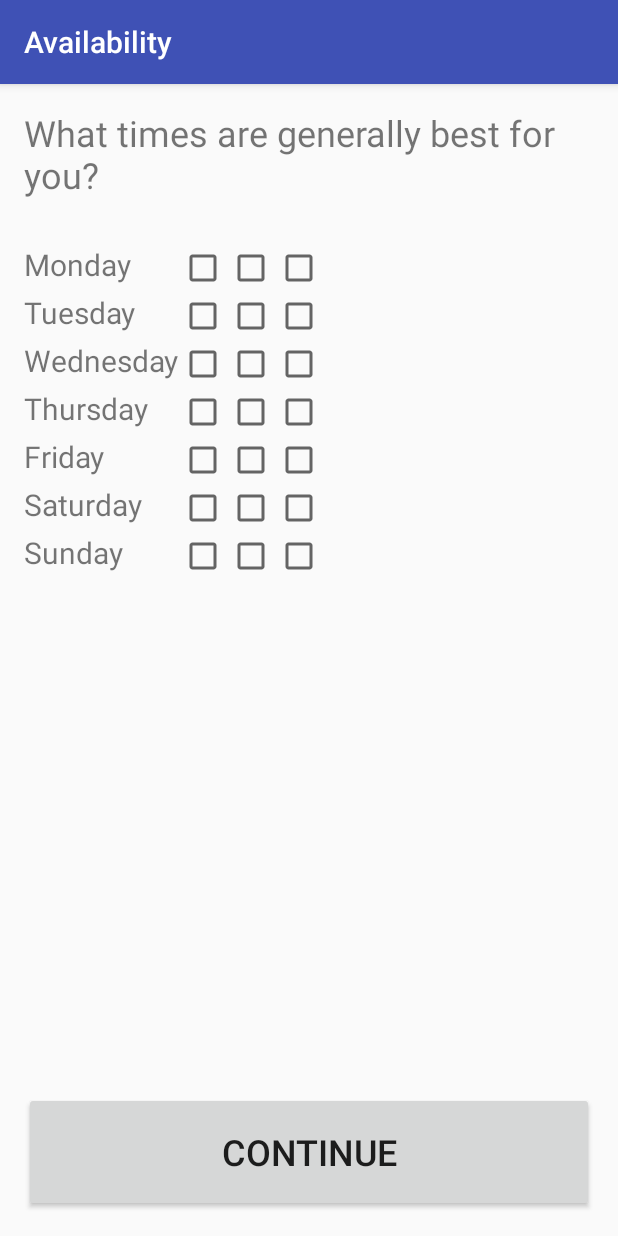
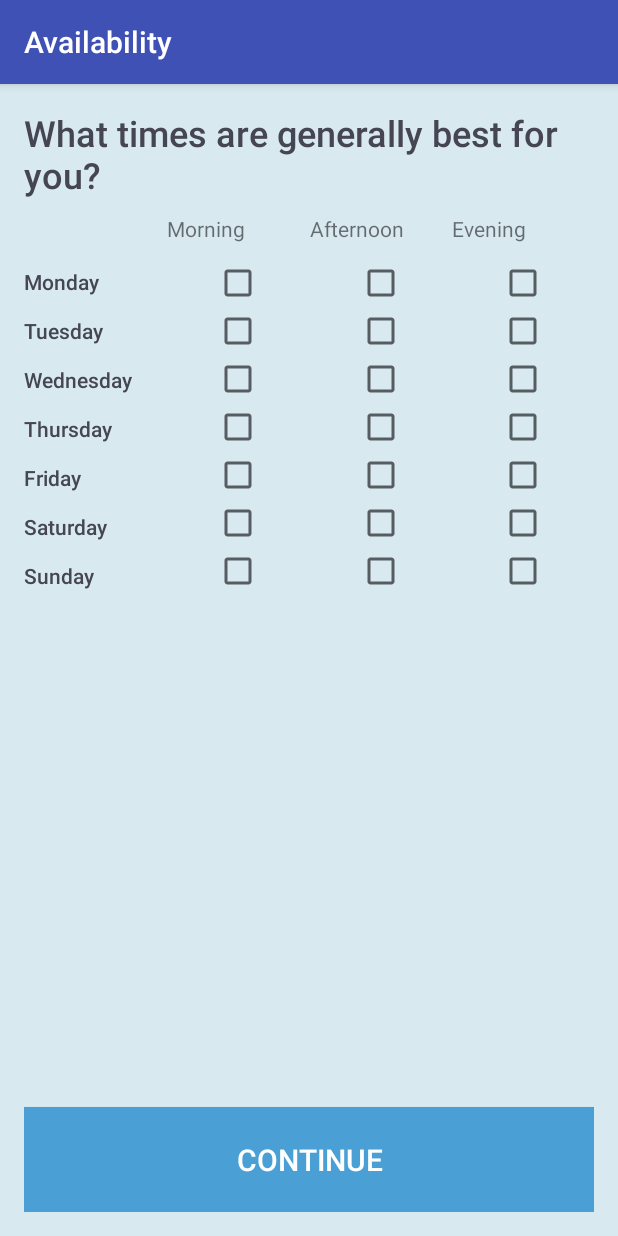
Before and after one commit to sarode/MIOTS_App, an Android app: the AvailabilityActivity screen opened directly, with no data from a screen before it, on a phone screen of 412 x 824 dp. Run offline under Robolectric (Android 15) with nearby library versions, the light colour scheme and no system bars.

Commit message:
Added the time of day bar in availability screen. Added aesthetics.

```diff
--- a/ConnectApp/app/src/main/java/com/connect/connectapp/AvailabilityActivity.java
+++ b/ConnectApp/app/src/main/java/com/connect/connectapp/AvailabilityActivity.java
@@ -112,7 +112,7 @@ public class AvailabilityActivity extends AppCompatActivity {
         Log.d("current day of week:", String.valueOf(current_day_of_week));
 
         String catchup_day = DaysOfWeek[6];     // Sunday
-        String catchup_time = TimesOfDay[2];    // Evening
+        String catchup_time = "6pm";    // Evening
 
         outerloop:
         for (int i = 0; i < DaysOfWeek.length; i++) {
--- a/ConnectApp/app/src/main/java/com/connect/connectapp/ConfirmationActivity.java
+++ b/ConnectApp/app/src/main/java/com/connect/connectapp/ConfirmationActivity.java
@@ -26,7 +26,7 @@ public class ConfirmationActivity extends AppCompatActivity {
             int catchup_date_of_month = extras.getInt("CATCHUP_DATE_OF_MONTH");
             String catchup_time = extras.getString("CATCHUP_TIME");
             TextView your_first_call_obj = (TextView)findViewById(R.id.your_first_call);
-            your_first_call_obj.setText("Congratulations, your first catchup is scheduled for "
+            your_first_call_obj.setText("Great! We have scheduled your first catchup with Sarah Silvarado for "
                     + catchup_day_of_week
                     + ", "
                     + month + " "
--- a/ConnectApp/app/src/main/res/layout/activity_availability.xml
+++ b/ConnectApp/app/src/main/res/layout/activity_availability.xml
@@ -5,6 +5,7 @@
     android:layout_width="match_parent"
     android:layout_height="match_parent"
     android:fitsSystemWindows="true"
+    android:background="#D8E9F0"
     tools:context=".AvailabilityActivity">
 
 
--- a/ConnectApp/app/src/main/res/layout/activity_confirmation.xml
+++ b/ConnectApp/app/src/main/res/layout/activity_confirmation.xml
@@ -5,6 +5,7 @@
     android:layout_width="match_parent"
     android:layout_height="match_parent"
     android:fitsSystemWindows="true"
+    android:background="#D8E9F0"
     tools:context="com.connect.connectapp.ConfirmationActivity">
 
     <android.support.design.widget.AppBarLayout
--- a/ConnectApp/app/src/main/res/layout/activity_home.xml
+++ b/ConnectApp/app/src/main/res/layout/activity_home.xml
@@ -7,6 +7,7 @@
     android:paddingLeft="@dimen/activity_horizontal_margin"
     android:paddingRight="@dimen/activity_horizontal_margin"
     android:paddingTop="@dimen/activity_vertical_margin"
+    android:background="#D8E9F0"
     tools:context=".HomeActivity">
 
     <TabHost
--- a/ConnectApp/app/src/main/res/layout/activity_main_page.xml
+++ b/ConnectApp/app/src/main/res/layout/activity_main_page.xml
@@ -7,6 +7,7 @@
     android:paddingLeft="@dimen/activity_horizontal_margin"
     android:paddingRight="@dimen/activity_horizontal_margin"
     android:paddingTop="@dimen/activity_vertical_margin"
+    android:background="#D8E9F0"
     tools:context="com.connect.connectapp.main_page">
 
 </RelativeLayout>
--- a/ConnectApp/app/src/main/res/layout/content_availability.xml
+++ b/ConnectApp/app/src/main/res/layout/content_availability.xml
@@ -16,110 +16,221 @@
         android:layout_width="wrap_content"
         android:layout_height="wrap_content"
         android:text="What times are generally best for you?"
-        android:textSize="24dp"/>
+        android:textSize="24dp"
+        android:fontFamily="sans-serif-medium"
+        android:textColor="#454553"/>
 
-    <!--<TextView-->
-        <!--android:layout_width="wrap_content"-->
-        <!--android:layout_height="wrap_content"-->
-        <!--android:text="Monday"/>-->
+
+    <LinearLayout android:id="@+id/times_of_day"
+    android:layout_width="match_parent"
+    android:layout_height="20dp"
+    android:orientation="horizontal"
+    android:layout_below="@id/what_availability_text"
+        android:layout_marginTop="10dp">
+
+        <TextView
+        android:layout_width="match_parent"
+        android:layout_height="20dp"
+        android:layout_weight="1"
+        android:text=""/>
+        <TextView
+        android:layout_width="match_parent"
+        android:layout_height="20dp"
+        android:layout_weight="1"
+        android:text="Morning"
+            android:layout_gravity="center"/>
+        <TextView
+        android:layout_width="match_parent"
+        android:layout_height="20dp"
+        android:layout_weight="1"
+        android:text="Afternoon"
+            android:layout_gravity="center"/>
+        <TextView
+        android:layout_width="match_parent"
+        android:layout_height="20dp"
+        android:layout_weight="1"
+        android:text="Evening"
+            android:layout_gravity="center"/>
+
+    </LinearLayout>
+
+
+    <LinearLayout
+        android:layout_width="match_parent"
+        android:layout_height="match_parent"
+        android:orientation="horizontal"
+        android:layout_below="@id/times_of_day">
 
         <GridLayout android:id="@+id/availability_grid"
         android:layout_width="match_parent"
         android:layout_height="wrap_content"
-        android:columnCount="4"
+            android:layout_weight="1"
+        android:columnCount="1"
         android:rowCount="7"
         android:orientation="horizontal"
-        android:layout_below="@id/what_availability_text"
-        android:paddingTop="30dp"
+        android:paddingTop="10dp"
         >
-
-        <!--<TextView-->
-            <!--android:text="Day"-->
-            <!--android:textSize="20dp"-->
-            <!--android:paddingRight="20dp"-->
-            />
 
             <TextView
             android:text="Monday"
-            android:textSize="20dp"
-            />
-        <CheckBox android:id="@+id/MondayMorning"
-            />
-        <CheckBox android:id="@+id/MondayAfternoon"
-            />
-        <CheckBox android:id="@+id/MondayEvening"
+            android:textSize="14dp"
+            android:fontFamily="sans-serif-medium"
+                android:layout_marginTop="5dp"
+                android:layout_marginBottom="13dp"
+            android:textColor="#454553"
             />
             <TextView
             android:text="Tuesday"
-            android:textSize="20dp"
-            />
-        <CheckBox android:id="@+id/TuesdayMorning"
-            />
-        <CheckBox android:id="@+id/TuesdayAfternoon"
-            />
-        <CheckBox android:id="@+id/TuesdayEvening"
+            android:textSize="14dp"
+                android:layout_marginBottom="13dp"
+            android:fontFamily="sans-serif-medium"
+            android:textColor="#454553"
             />
             <TextView
             android:text="Wednesday"
-            android:textSize="20dp"
-            />
-        <CheckBox android:id="@+id/WednesdayMorning"
-            />
-        <CheckBox android:id="@+id/WednesdayAfternoon"
-            />
-        <CheckBox android:id="@+id/WednesdayEvening"
+            android:textSize="14dp"
+                android:layout_marginBottom="13dp"
+            android:fontFamily="sans-serif-medium"
+            android:textColor="#454553"
             />
             <TextView
             android:text="Thursday"
-            android:textSize="20dp"
-            />
-        <CheckBox android:id="@+id/ThursdayMorning"
-            />
-        <CheckBox android:id="@+id/ThursdayAfternoon"
-            />
-        <CheckBox android:id="@+id/ThursdayEvening"
+            android:textSize="14dp"
+                android:layout_marginBottom="13dp"
+            android:fontFamily="sans-serif-medium"
+            android:textColor="#454553"
             />
             <TextView
             android:text="Friday"
-            android:textSize="20dp"
-            />
-        <CheckBox android:id="@+id/FridayMorning"
-            />
-        <CheckBox android:id="@+id/FridayAfternoon"
-            />
-        <CheckBox android:id="@+id/FridayEvening"
+            android:textSize="14dp"
+                android:layout_marginBottom="13dp"
+            android:fontFamily="sans-serif-medium"
+            android:textColor="#454553"
             />
             <TextView
             android:text="Saturday"
-            android:textSize="20dp"
-            />
-        <CheckBox android:id="@+id/SaturdayMorning"
-            />
-        <CheckBox android:id="@+id/SaturdayAfternoon"
-            />
-        <CheckBox android:id="@+id/SaturdayEvening"
+            android:textSize="14dp"
+                android:layout_marginBottom="13dp"
+            android:fontFamily="sans-serif-medium"
+            android:textColor="#454553"
             />
             <TextView
             android:text="Sunday"
-            android:textSize="20dp"
+            android:textSize="14dp"
+            android:fontFamily="sans-serif-medium"
+            android:textColor="#454553"
+            />
+        </GridLayout>
+
+        <GridLayout
+            android:layout_width="match_parent"
+            android:layout_height="wrap_content"
+            android:layout_weight="1"
+            android:columnCount="1"
+            android:rowCount="7"
+            android:orientation="horizontal"
+            android:paddingTop="10dp"
+            >
+            <CheckBox android:id="@+id/MondayMorning"
+                android:layout_gravity="center"
+            />
+            <CheckBox android:id="@+id/TuesdayMorning"
+                android:layout_gravity="center"
+            />
+            <CheckBox android:id="@+id/WednesdayMorning"
+                android:layout_gravity="center"
+            />
+            <CheckBox android:id="@+id/ThursdayMorning"
+                android:layout_gravity="center"
+                />
+            <CheckBox android:id="@+id/FridayMorning"
+                android:layout_gravity="center"
+                />
+            <CheckBox android:id="@+id/SaturdayMorning"
+                android:layout_gravity="center"
                 />
             <CheckBox android:id="@+id/SundayMorning"
+                android:layout_gravity="center"
+                />
+        </GridLayout>
+
+        <GridLayout
+            android:layout_width="match_parent"
+            android:layout_height="wrap_content"
+            android:layout_weight="1"
+            android:columnCount="1"
+            android:rowCount="7"
+            android:orientation="horizontal"
+            android:paddingTop="10dp"
+            >
+            <CheckBox android:id="@+id/MondayAfternoon"
+                android:layout_gravity="center"
+                />
+            <CheckBox android:id="@+id/TuesdayAfternoon"
+                android:layout_gravity="center"
+                />
+            <CheckBox android:id="@+id/WednesdayAfternoon"
+                android:layout_gravity="center"
+                />
+            <CheckBox android:id="@+id/ThursdayAfternoon"
+                android:layout_gravity="center"
+                />
+            <CheckBox android:id="@+id/FridayAfternoon"
+                android:layout_gravity="center"
+                />
+            <CheckBox android:id="@+id/SaturdayAfternoon"
+                android:layout_gravity="center"
                 />
             <CheckBox android:id="@+id/SundayAfternoon"
+                android:layout_gravity="center"
+                />
+        </GridLayout>
+
+        <GridLayout
+            android:layout_width="match_parent"
+            android:layout_height="wrap_content"
+            android:layout_weight="1"
+            android:columnCount="1"
+            android:rowCount="7"
+            android:orientation="horizontal"
+            android:paddingTop="10dp"
+            >
+            <CheckBox android:id="@+id/MondayEvening"
+                android:layout_gravity="center"
+                />
+            <CheckBox android:id="@+id/TuesdayEvening"
+                android:layout_gravity="center"
+                />
+            <CheckBox android:id="@+id/WednesdayEvening"
+                android:layout_gravity="center"
+                />
+            <CheckBox android:id="@+id/ThursdayEvening"
+                android:layout_gravity="center"
+                />
+            <CheckBox android:id="@+id/FridayEvening"
+                android:layout_gravity="center"
+                />
+            <CheckBox android:id="@+id/SaturdayEvening"
+                android:layout_gravity="center"
                 />
             <CheckBox android:id="@+id/SundayEvening"
+                android:layout_gravity="center"
                 />
+        </GridLayout>
+
+    </LinearLayout>
 
 
-    </GridLayout>
 
     <Button android:id="@+id/continue_button"
         android:layout_width="match_parent"
         android:layout_height="wrap_content"
         android:layout_alignParentBottom="true"
         android:text="Continue"
-        android:textSize="24dp"
-        android:height="80dp"
+        android:textSize="20dp"
+        android:background="#4AA0D5"
+        android:textColor="#FFFFFF"
+        android:height="70dp"
         android:onClick="continueAction" />
 
 
```
Also changed, not shown: ConnectApp/app/src/main/AndroidManifest.xml (+5 -2 lines), ConnectApp/app/src/main/java/com/connect/connectapp/SplashActivity.java (added, +23 -0 lines), ConnectApp/app/src/main/res/layout/activity_contacts.xml (+9 -4 lines), ConnectApp/app/src/main/res/layout/activity_splash.xml (added, +28 -0 lines), ConnectApp/app/src/main/res/layout/content_confirmation.xml (+33 -14 lines), ConnectApp/app/src/main/res/drawable/catchups_logo.png (added), ConnectApp/app/src/main/res/drawable/catchups_logo_big.png (added). Lines whose indentation alone changed are shown as unchanged.
